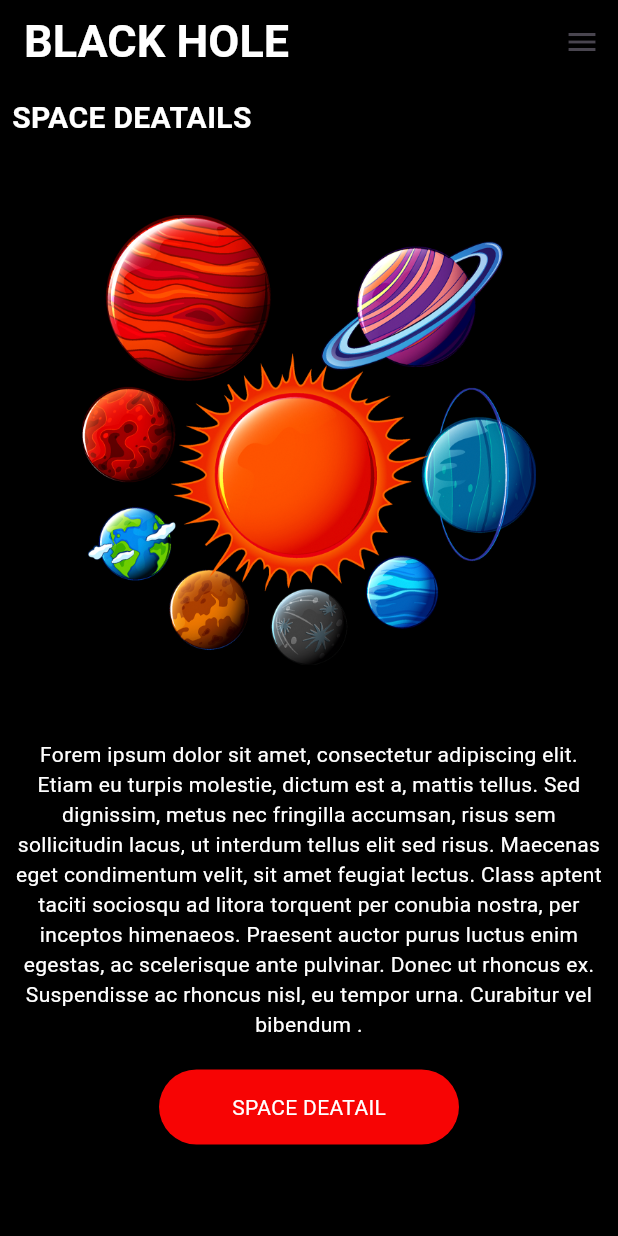
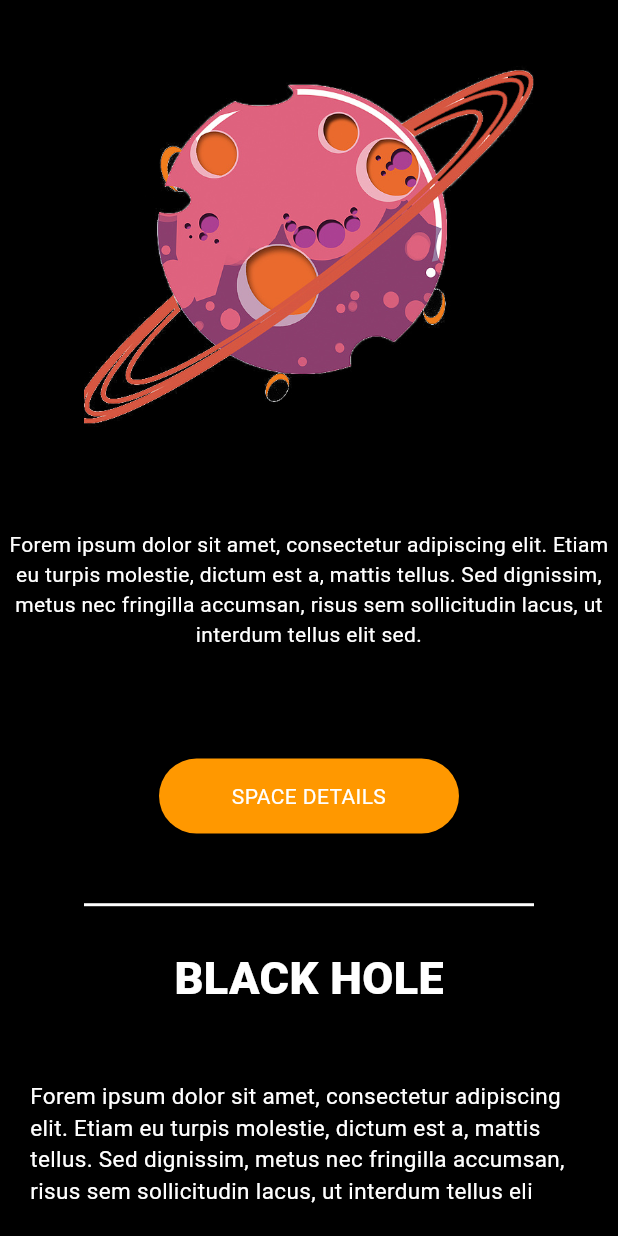
Before and after one commit to Rawee-codify/Space-App, a Flutter app: the screen it shows after launch, on a phone screen of 412 x 824 dp. Run offline on Flutter 3.47's test engine with Material 3 defaults, Android fonts, the phone set to English and light mode, and no system bars.

```diff
--- a/lib/main.dart
+++ b/lib/main.dart
@@ -1,8 +1,10 @@
+import 'package:black_hole/thirdscreen.dart';
 import 'package:flutter/material.dart';
-import 'homescreen.dart';
+//import 'homescreen.dart';
+//import 'secondscreen.dart';
 
 void main() {
-  runApp(MyApp());
+  runApp(const MyApp());
 }
 
 class MyApp extends StatefulWidget {
@@ -17,7 +19,7 @@ class _MyAppState extends State<MyApp> {
   Widget build(BuildContext context) {
     return const MaterialApp(
       debugShowCheckedModeBanner: false,
-      home: HomeScreen(),
+      home: Thirdscreen(),
     );
   }
 }
--- /dev/null
+++ b/lib/thirdscreen.dart
@@ -0,0 +1,87 @@
+import 'package:flutter/material.dart';
+
+class Thirdscreen extends StatefulWidget {
+  const Thirdscreen({super.key});
+
+  @override
+  State<Thirdscreen> createState() => _ThirdscreenState();
+}
+
+class _ThirdscreenState extends State<Thirdscreen> {
+  @override
+  Widget build(BuildContext context) {
+    return MaterialApp(
+      debugShowCheckedModeBanner: false,
+      home: Scaffold(
+        backgroundColor: Colors.black,
+        body: Column(
+          mainAxisAlignment: MainAxisAlignment.spaceBetween,
+          children: [
+            Image.asset(
+              "assets/space3.png",
+              height: 300,
+              width: 300,
+            ),
+            const SizedBox(
+              width: 20,
+            ),
+            const Text(
+              "Forem ipsum dolor sit amet, consectetur adipiscing elit. Etiam eu turpis molestie, dictum est a, mattis tellus. Sed dignissim, metus nec fringilla accumsan, risus sem sollicitudin lacus, ut interdum tellus elit sed.",
+              style: TextStyle(color: Colors.white),
+              textAlign: TextAlign.center,
+            ),
+            const SizedBox(
+              width: 50,
+            ),
+            GestureDetector(
+              onTap: () {},
+              child: Padding(
+                padding: const EdgeInsets.all(20.0),
+                child: Container(
+                    width: 200,
+                    height: 50,
+                    decoration: BoxDecoration(
+                        borderRadius: BorderRadius.circular(50),
+                        color: Colors.orange),
+                    child: const Padding(
+                      padding: EdgeInsets.all(15.0),
+                      child: Text("SPACE DETAILS",
+                          textAlign: TextAlign.center,
+                          style: TextStyle(color: Colors.white)),
+                    )),
+              ),
+            ),
+            Container(
+              width: 300,
+              height: 2,
+              decoration: const BoxDecoration(
+                color: Colors.white,
+              ),
+            ),
+            const Text(
+              "BLACK HOLE",
+              textAlign: TextAlign.left,
+              style: TextStyle(
+                fontWeight: FontWeight.w800,
+                color: Colors.white,
+                fontSize: 30,
+              ),
+            ),
+            const Padding(
+              padding: EdgeInsets.all(20.0),
+              child: Text(
+                "Forem ipsum dolor sit amet, consectetur adipiscing elit. Etiam eu turpis molestie, dictum est a, mattis tellus. Sed dignissim, metus nec fringilla accumsan, risus sem sollicitudin lacus, ut interdum tellus eli",
+                textAlign: TextAlign.left,
+                style: TextStyle(
+                  fontWeight: FontWeight.w400,
+                  fontSize: 15,
+                  color: Colors.white,
+                ),
+              ),
+            )
+          ],
+        ),
+      ),
+    );
+  }
+}
```
Also changed, not shown: lib/secondscreen.dart (+41 -17 lines).
